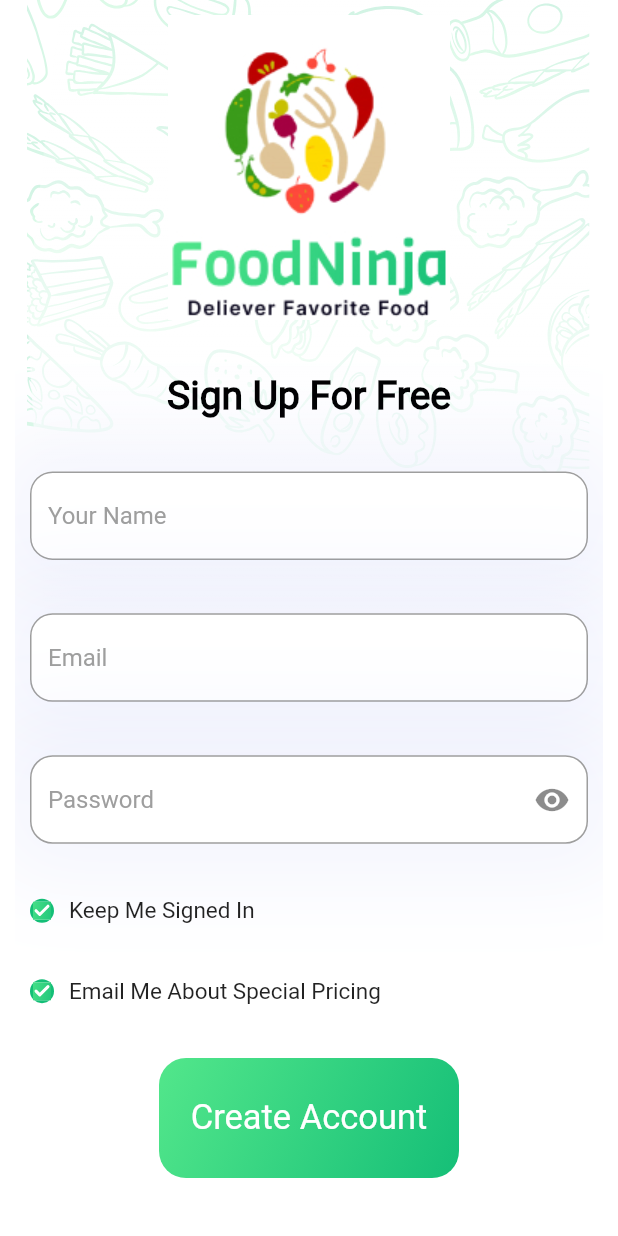
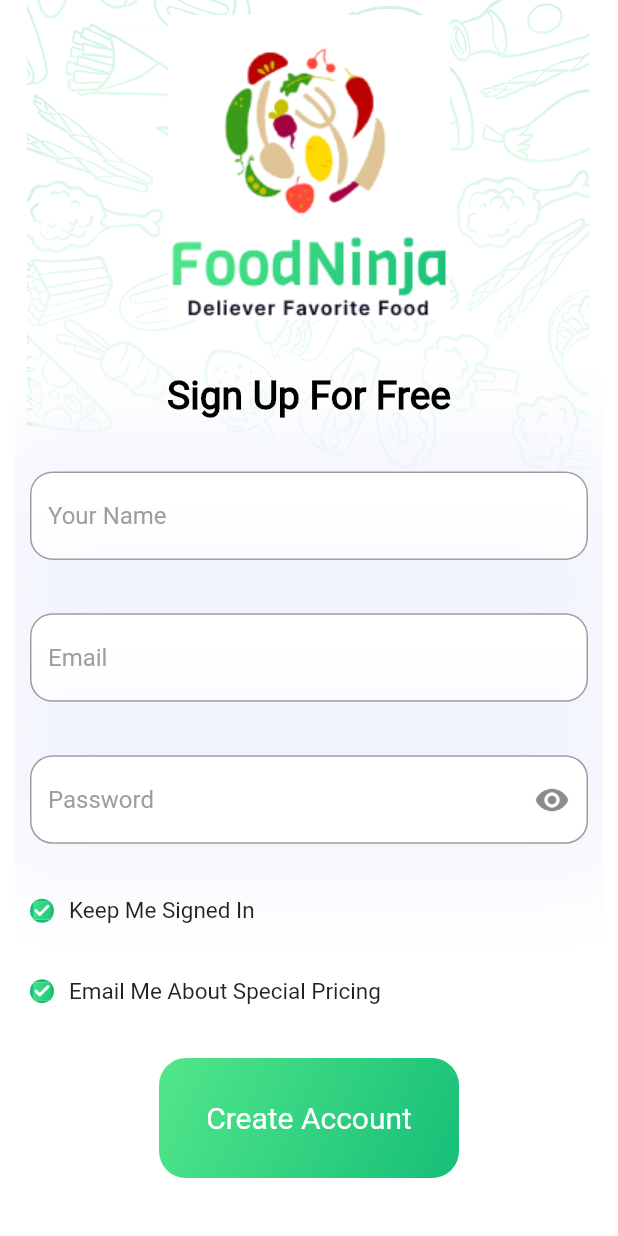
Before and after one commit to MuhanadIbrahim/food_Delivary, a Flutter app: the SignUpScreanBody screen opened directly, on a phone screen of 412 x 824 dp. Run offline on Flutter 3.47's test engine with Material 2 defaults, Android fonts, the phone set to English and light mode, and no system bars; our stand-ins replace animated_splash_screen, awesome_dialog, cloud_firestore, equatable, firebase_auth, firebase_core and 8 more; missing offline and left inert: flutter_facebook_auth; accounts and stored records are empty; statements that could not run were skipped; project files that could hold a hidden picture were left out.

Commit message:
adjust the size of text of sign up button

```diff
--- a/lib/widgets/custom_button.dart
+++ b/lib/widgets/custom_button.dart
@@ -1,4 +1,3 @@
-
 import 'package:flutter/material.dart';
 
 import 'custom_BoxDecoration.dart';
@@ -18,11 +17,9 @@ class CustomButton extends StatelessWidget {
       child: Center(
         child: Text(
           title,
-          style: const TextStyle(color: Colors.white, fontSize: 23),
+          style: const TextStyle(color: Colors.white, fontSize: 20),
         ),
       ),
     );
   }
-
-
 }
--- a/lib/widgets/signup_body_content.dart
+++ b/lib/widgets/signup_body_content.dart
@@ -42,6 +42,7 @@ class _SignUpBodyContentState extends State<SignUpBodyContent> {
           if (state is SignUpSuccess) {
             setState(() {
               signUpRequired = false;
+              Navigator.pushNamed(context, kLoginScrean);
             });
           } else if (state is SignUpProcess) {
             setState(() {
```
